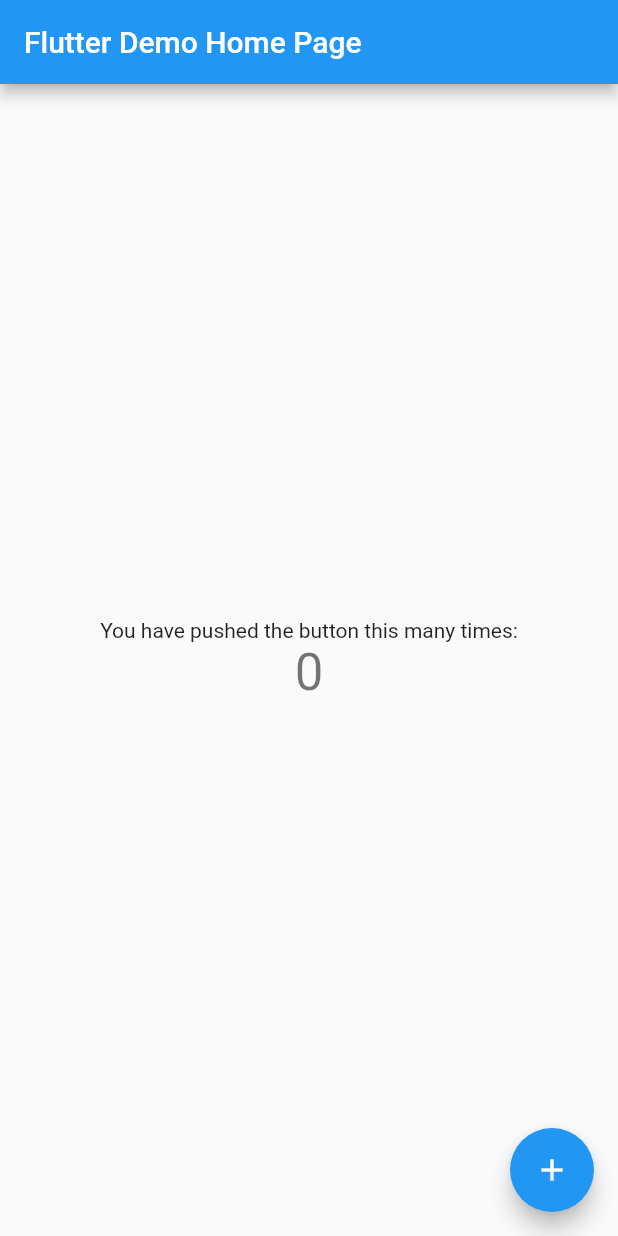
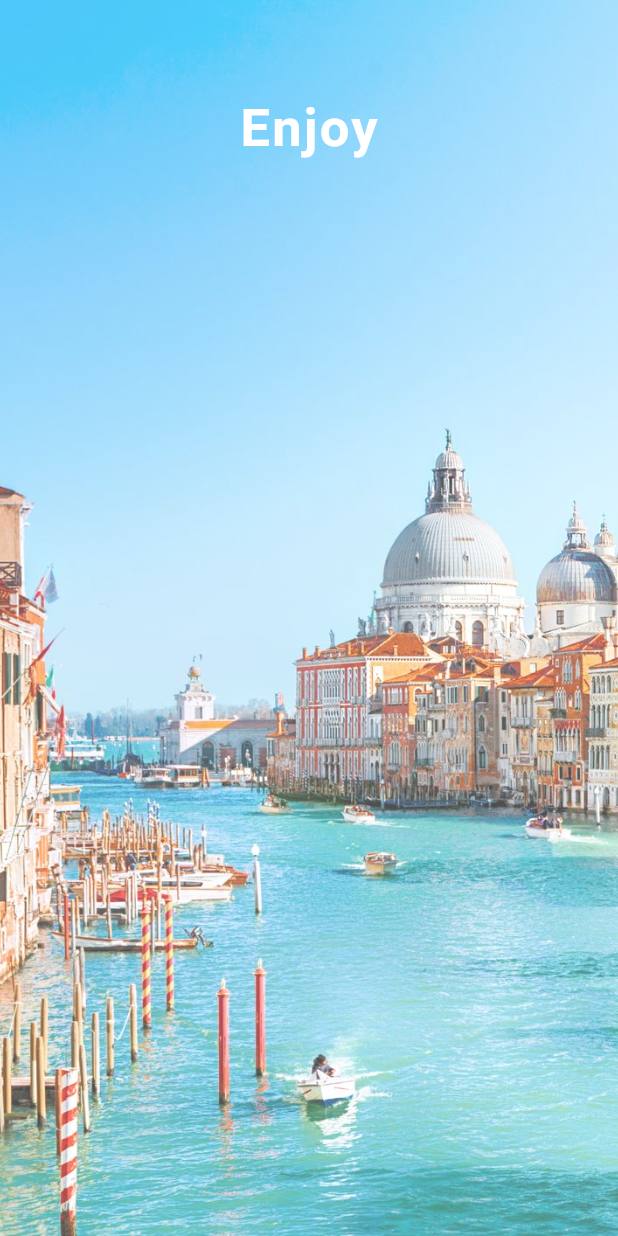
Before and after one commit to KHALMATOV-FARRUKH/travel_app_ui_2, a Flutter app: the screen it shows after launch, on a phone screen of 412 x 824 dp. Run offline on Flutter 3.47's test engine with Material 2 defaults, Android fonts, the phone set to English and light mode, and no system bars.

Commit message:
Added .jpg files
Created:
welcome_screen.dart

```diff
--- a/lib/main.dart
+++ b/lib/main.dart
@@ -1,4 +1,5 @@
 import 'package:flutter/material.dart';
+import 'package:travel_app_ui_2/screens/welcome_screen.dart';
 
 void main() {
   runApp(const MyApp());
@@ -7,109 +8,14 @@
 class MyApp extends StatelessWidget {
   const MyApp({Key? key}) : super(key: key);
 
-  // This widget is the root of your application.
   @override
   Widget build(BuildContext context) {
     return MaterialApp(
-      title: 'Flutter Demo',
+      debugShowCheckedModeBanner: false,
       theme: ThemeData(
-        // This is the theme of your application.
-        //
-        // Try running your application with "flutter run". You'll see the
-        // application has a blue toolbar. Then, without quitting the app, try
-        // changing the primarySwatch below to Colors.green and then invoke
-        // "hot reload" (press "r" in the console where you ran "flutter run",
-        // or simply save your changes to "hot reload" in a Flutter IDE).
-        // Notice that the counter didn't reset back to zero; the application
-        // is not restarted.
-        primarySwatch: Colors.blue,
+        scaffoldBackgroundColor: Colors.white,
       ),
-      home: const MyHomePage(title: 'Flutter Demo Home Page'),
+      home: WelcomeScreen(),
     );
   }
 }
-
-class MyHomePage extends StatefulWidget {
-  const MyHomePage({Key? key, required this.title}) : super(key: key);
-
-  // This widget is the home page of your application. It is stateful, meaning
-  // that it has a State object (defined below) that contains fields that affect
-  // how it looks.
-
-  // This class is the configuration for the state. It holds the values (in this
-  // case the title) provided by the parent (in this case the App widget) and
-  // used by the build method of the State. Fields in a Widget subclass are
-  // always marked "final".
-
-  final String title;
-
-  @override
-  State<MyHomePage> createState() => _MyHomePageState();
-}
-
-class _MyHomePageState extends State<MyHomePage> {
-  int _counter = 0;
-
-  void _incrementCounter() {
-    setState(() {
-      // This call to setState tells the Flutter framework that something has
-      // changed in this State, which causes it to rerun the build method below
-      // so that the display can reflect the updated values. If we changed
-      // _counter without calling setState(), then the build method would not be
-      // called again, and so nothing would appear to happen.
-      _counter++;
-    });
-  }
-
-  @override
-  Widget build(BuildContext context) {
-    // This method is rerun every time setState is called, for instance as done
-    // by the _incrementCounter method above.
-    //
-    // The Flutter framework has been optimized to make rerunning build methods
-    // fast, so that you can just rebuild anything that needs updating rather
-    // than having to individually change instances of widgets.
-    return Scaffold(
-      appBar: AppBar(
-        // Here we take the value from the MyHomePage object that was created by
-        // the App.build method, and use it to set our appbar title.
-        title: Text(widget.title),
-      ),
-      body: Center(
-        // Center is a layout widget. It takes a single child and positions it
-        // in the middle of the parent.
-        child: Column(
-          // Column is also a layout widget. It takes a list of children and
-          // arranges them vertically. By default, it sizes itself to fit its
-          // children horizontally, and tries to be as tall as its parent.
-          //
-          // Invoke "debug painting" (press "p" in the console, choose the
-          // "Toggle Debug Paint" action from the Flutter Inspector in Android
-          // Studio, or the "Toggle Debug Paint" command in Visual Studio Code)
-          // to see the wireframe for each widget.
-          //
-          // Column has various properties to control how it sizes itself and
-          // how it positions its children. Here we use mainAxisAlignment to
-          // center the children vertically; the main axis here is the vertical
-          // axis because Columns are vertical (the cross axis would be
-          // horizontal).
-          mainAxisAlignment: MainAxisAlignment.center,
-          children: <Widget>[
-            const Text(
-              'You have pushed the button this many times:',
-            ),
-            Text(
-              '$_counter',
-              style: Theme.of(context).textTheme.headline4,
-            ),
-          ],
-        ),
-      ),
-      floatingActionButton: FloatingActionButton(
-        onPressed: _incrementCounter,
-        tooltip: 'Increment',
-        child: const Icon(Icons.add),
-      ), // This trailing comma makes auto-formatting nicer for build methods.
-    );
-  }
-}
--- /dev/null
+++ b/lib/screens/welcome_screen.dart
@@ -0,0 +1,39 @@
+import 'package:flutter/cupertino.dart';
+import 'package:flutter/material.dart';
+
+class WelcomeScreen extends StatelessWidget {
+  const WelcomeScreen({Key? key}) : super(key: key);
+
+  @override
+  Widget build(BuildContext context) {
+    return Container(
+      decoration: const BoxDecoration(
+        image: DecorationImage(
+          image: AssetImage("assets/images/bg.jpg"),
+          fit: BoxFit.cover,
+          opacity: 0.7,
+        ),
+      ),
+      child: Material(
+        color: Colors.transparent,
+        child: SafeArea(
+          child: Padding(
+            padding: const EdgeInsets.symmetric(vertical: 65, horizontal: 25),
+            child: Column(
+              children: const [
+                Text(
+                  "Enjoy",
+                  style: TextStyle(
+                      color: Colors.white,
+                      fontSize: 35,
+                      fontWeight: FontWeight.bold,
+                      letterSpacing: 1.5),
+                ),
+              ],
+            ),
+          ),
+        ),
+      ),
+    );
+  }
+}
--- a/pubspec.yaml
+++ b/pubspec.yaml
@@ -58,9 +58,8 @@
   uses-material-design: true
 
   # To add assets to your application, add an assets section, like this:
-  # assets:
-  #   - images/a_dot_burr.jpeg
-  #   - images/a_dot_ham.jpeg
+  assets:
+    - assets/images/
 
   # An image asset can refer to one or more resolution-specific "variants", see
   # https://flutter.dev/assets-and-images/#resolution-aware.
```
Also changed, not shown: assets/images/bg.jpg (added), assets/images/city1.jpg (added), assets/images/city2.jpg (added), assets/images/city3.jpg (added), assets/images/city4.jpg (added), assets/images/city5.jpg (added), assets/images/city6.jpg (added), 1 other file.
